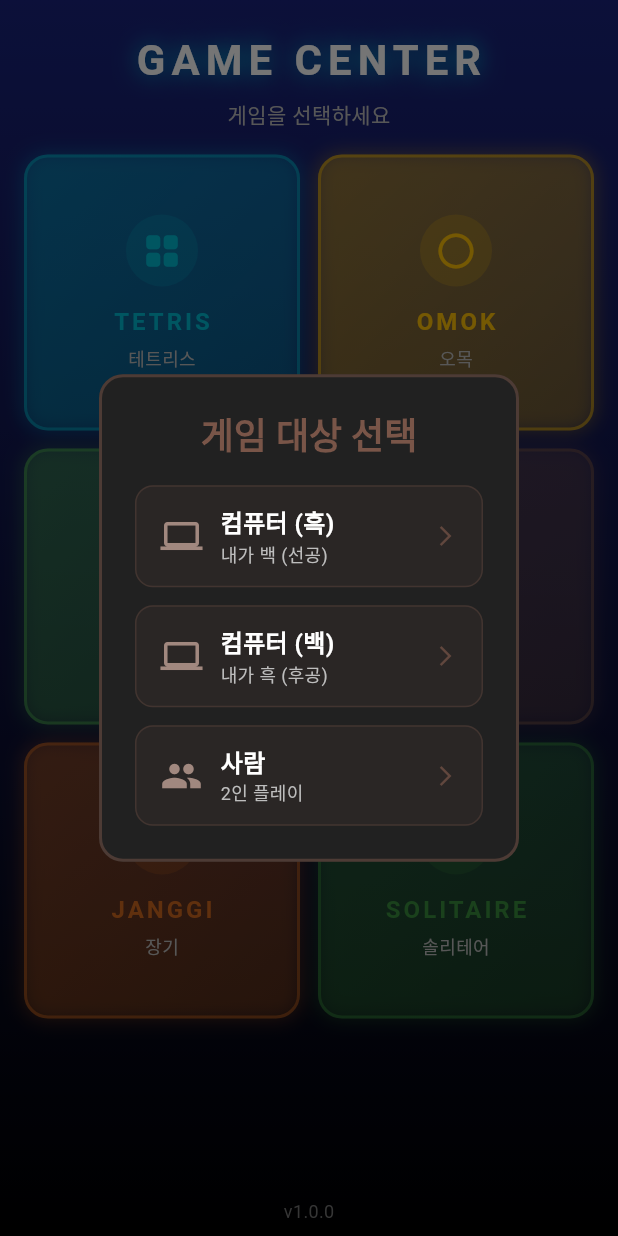
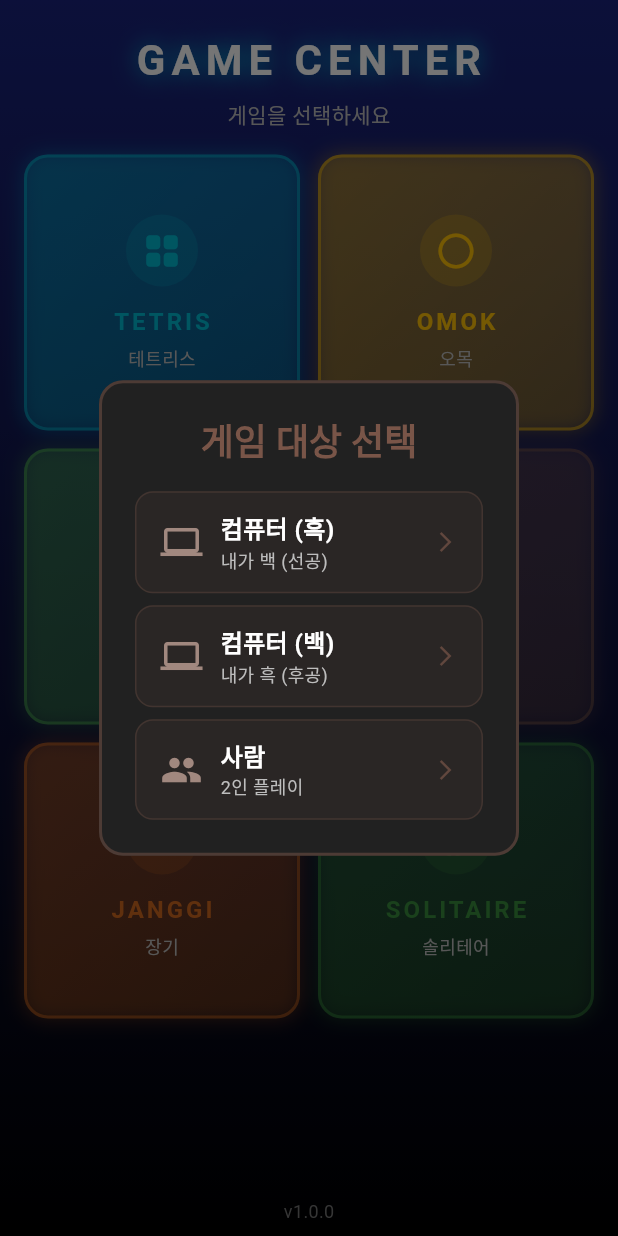
Before and after one commit to mhpark03/games, a Flutter app: the screen it shows after launch, after a tap on "CHESS", on a phone screen of 412 x 824 dp. Run offline on Flutter 3.47's test engine with Material 3 defaults, Android fonts, the phone set to English and light mode, and no system bars; our stand-ins replace shared_preferences.

Commit message:
체스 게임 선택 다이얼로그 오버플로우 수정
- AlertDialog에 insetPadding 추가
- 버튼 간격 12에서 8로 축소

```diff
--- a/lib/main.dart
+++ b/lib/main.dart
@@ -787,6 +787,7 @@ class HomeScreen extends StatelessWidget {
       builder: (BuildContext context) {
         return AlertDialog(
           backgroundColor: Colors.grey.shade900,
+          insetPadding: const EdgeInsets.symmetric(horizontal: 20, vertical: 24),
           shape: RoundedRectangleBorder(
             borderRadius: BorderRadius.circular(16),
             side: BorderSide(color: Colors.brown.withValues(alpha: 0.5), width: 2),
@@ -823,7 +824,7 @@ class HomeScreen extends StatelessWidget {
                 icon: Icons.computer,
                 mode: ChessGameMode.vsComputerWhite,
               ),
-              const SizedBox(height: 12),
+              const SizedBox(height: 8),
               _buildChessModeButton(
                 context,
                 title: '컴퓨터 (백)',
@@ -831,7 +832,7 @@ class HomeScreen extends StatelessWidget {
                 icon: Icons.computer,
                 mode: ChessGameMode.vsComputerBlack,
               ),
-              const SizedBox(height: 12),
+              const SizedBox(height: 8),
               _buildChessModeButton(
                 context,
                 title: '사람',
```
